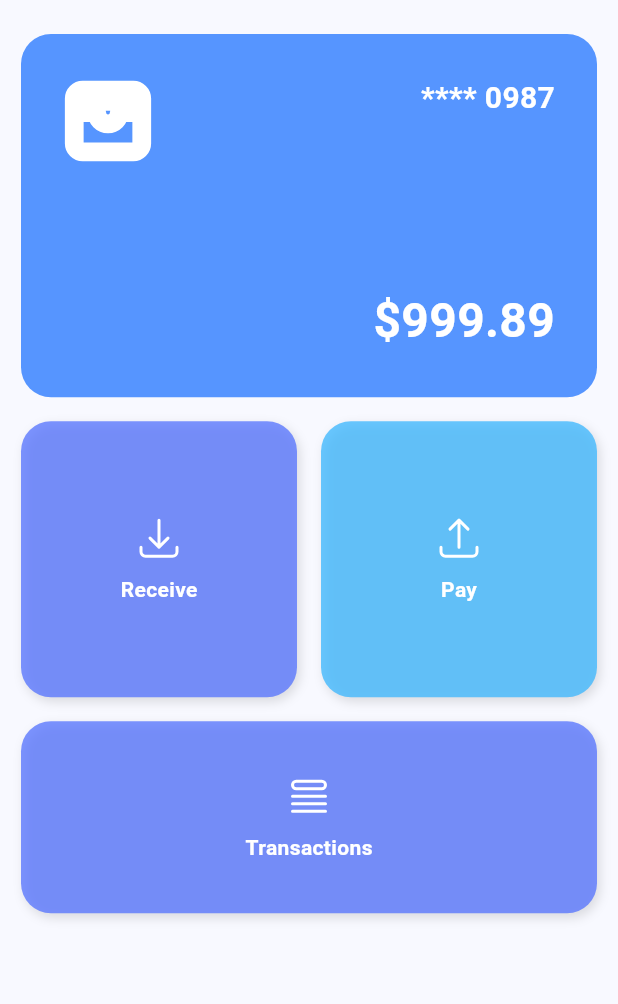
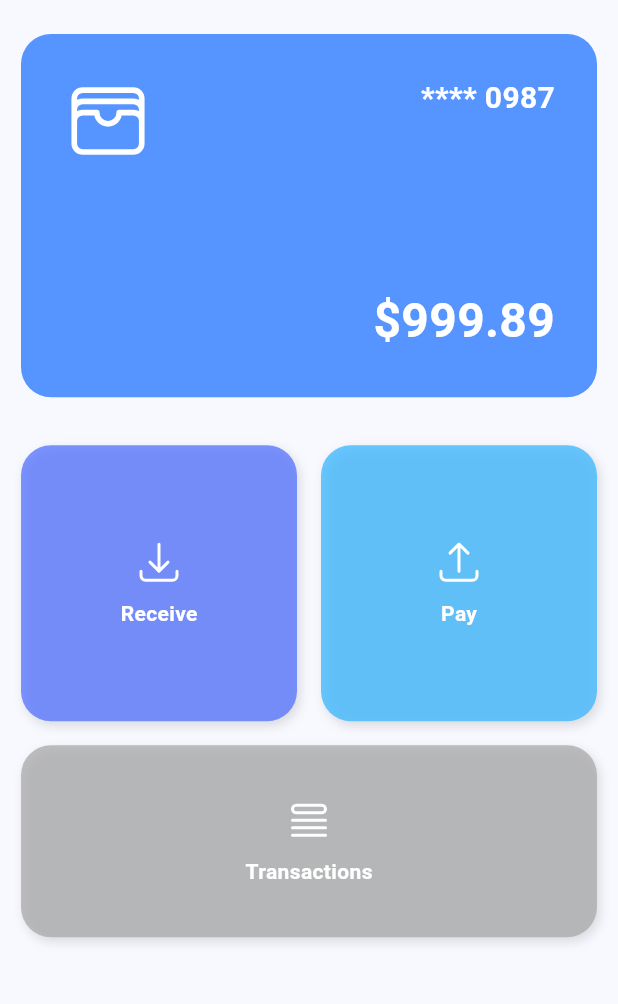
Before and after one commit to Erroders/w3pay, a Flutter app: the screen it shows after launch, on a phone screen of 412 x 824 dp, the part 71-1075 px from its top. Run offline on Flutter 3.47's test engine with Material 3 defaults, Android fonts, the light colour scheme and no system bars; our stand-ins replace figma_squircle, flutter_svg, get, pretty_qr_code; missing offline and left inert: mobile_scanner.

Commit message:
Update wallet.svg stroke width and add new constant for light grey color

```diff
--- a/app/lib/constants.dart
+++ b/app/lib/constants.dart
@@ -9,3 +9,5 @@ const int SECONDARY_COLOR_1 = 0xFF7B66FF;
 const int SECONDARY_COLOR_2 = 0xFF5FBDFF;
 const int SECONDARY_COLOR_3 = 0xFF96EFFF;
 const int SECONDARY_COLOR_4 = 0xFFC5FFF8;
+
+const int GREY_COLOR_LIGHT = 0xFFA9A9A9;
--- a/app/lib/screens/homepage.dart
+++ b/app/lib/screens/homepage.dart
@@ -59,7 +59,7 @@ class _HomepageState extends State<Homepage> {
                 // SizedBox(height: kToolbarHeight * 2),
                 const WalletCard(),
 
-                const SizedBox(height: 16),
+                const SizedBox(height: 32),
 
                 Row(
                   children: [
@@ -93,16 +93,21 @@ class _HomepageState extends State<Homepage> {
 
                 const SizedBox(height: 16),
 
-                const Row(
+                Row(
                   mainAxisAlignment: MainAxisAlignment.spaceEvenly,
                   mainAxisSize: MainAxisSize.max,
                   children: [
                     Expanded(
-                      child: BoxCard(
-                        text: 'Transactions',
-                        icon: 'assets/svgs/transactions.svg',
-                        color: PRIMARY_COLOR_4,
-                        aspectRatio: 3,
+                      child: GestureDetector(
+                        onTap: () {
+                          controller.onTransactions();
+                        },
+                        child: BoxCard(
+                          text: 'Transactions',
+                          icon: 'assets/svgs/transactions.svg',
+                          color: GREY_COLOR_LIGHT,
+                          aspectRatio: 3,
+                        ),
                       ),
                     ),
                     // SizedBox(width: 16),
```
Also changed, not shown: app/lib/controllers/homepage.dart (+12 -1 lines), app/assets/svgs/wallet.svg.
